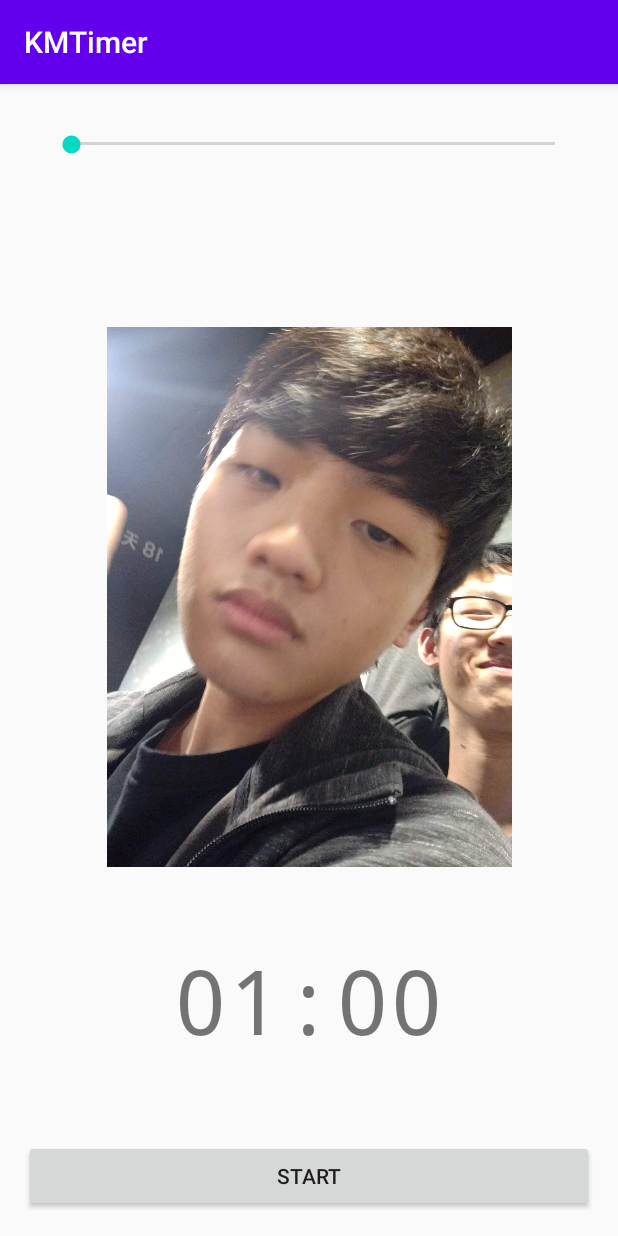
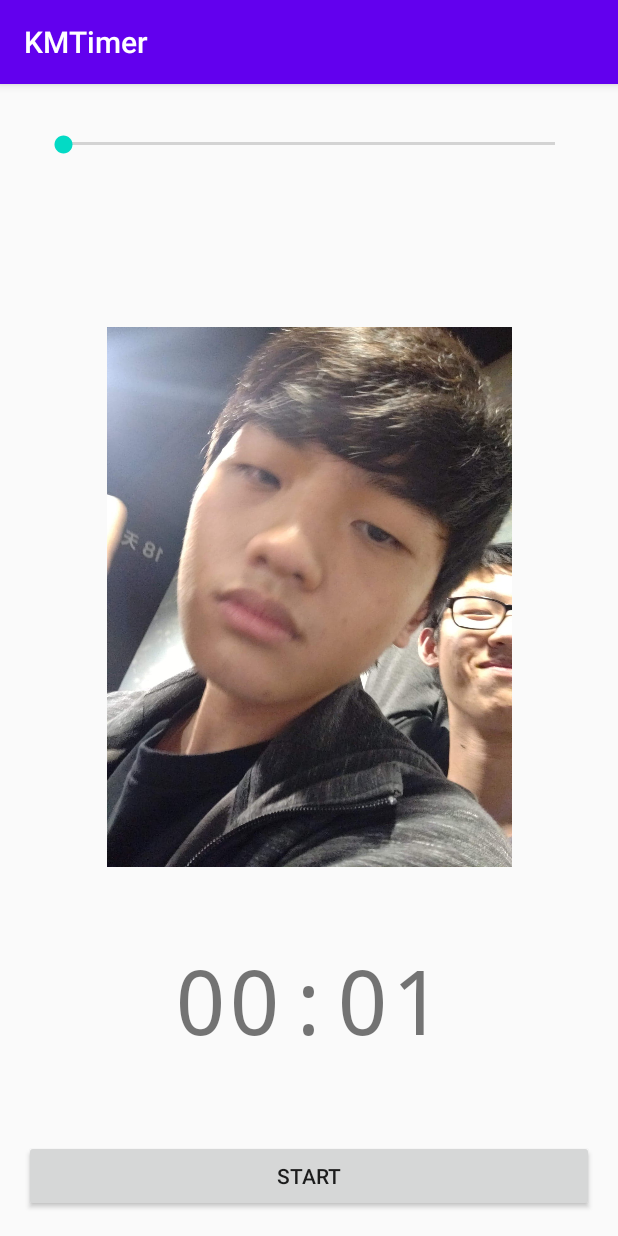
Before and after one commit to ricky9667/KMTimer, an Android app: the screen it shows after launch (MainActivity), on a phone screen of 412 x 824 dp. Run offline under Robolectric (Android 15) with nearby library versions, the phone set to English and light mode, and no system bars.

Commit message:
Add seekbar, can change value and text when changing progress

```diff
--- a/app/src/main/java/com/example/kmtimer/MainActivity.java
+++ b/app/src/main/java/com/example/kmtimer/MainActivity.java
@@ -15,34 +15,35 @@ import android.widget.Toast;
 public class MainActivity extends AppCompatActivity {
 
     TextView timerTextView;
-    int totalTime = 60;
+    SeekBar timeSeekBar;
+    ImageView imageView;
+
+    int totalTime = 1;
 
     public String convertTimeText(int time) {
         String minutes, seconds;
-
         minutes = ((totalTime / 60 < 10)?"0":"") + (totalTime / 60);
         seconds = ((totalTime % 60 < 10)?"0":"") + (totalTime % 60);
-
         return minutes + ":" + seconds;
     }
 
     public void startTimer(View view) {
 
-        final ImageView imageView = findViewById(R.id.imageView);
         imageView.setImageResource(R.drawable.title_image);
+
+        timeSeekBar.setEnabled(false);
 
         new CountDownTimer(totalTime * 1000, 1000) {
 
             public void onTick(long millisLeft) {
-
+                totalTime--;
                 timerTextView.setText(convertTimeText((int) millisLeft));
-                totalTime--;
             }
 
             public void onFinish() {
-                Toast.makeText(getApplicationContext(), "Time is out!", Toast.LENGTH_SHORT).show();
-                timerTextView.setText("00:00");
                 imageView.setImageResource(R.drawable.timer_finish_image);
+                timeSeekBar.setEnabled(true);
+
             }
         }.start();
     }
@@ -53,11 +54,11 @@ public class MainActivity extends AppCompatActivity {
         setContentView(R.layout.activity_main);
 
         timerTextView = findViewById(R.id.timerTextView);
-
-        SeekBar timeSeekBar = findViewById(R.id.timeSeekBar);
+        timeSeekBar = findViewById(R.id.timeSeekBar);
+        imageView = findViewById(R.id.imageView);
 
         timeSeekBar.setMax(3600);
-        timeSeekBar.setProgress((int) totalTime);
+        timeSeekBar.setProgress(totalTime);
         timerTextView.setText(convertTimeText(totalTime));
 
         timeSeekBar.setOnSeekBarChangeListener(new SeekBar.OnSeekBarChangeListener() {
@@ -69,7 +70,9 @@ public class MainActivity extends AppCompatActivity {
             }
 
             @Override
-            public void onStartTrackingTouch(SeekBar seekBar) { }
+            public void onStartTrackingTouch(SeekBar seekBar) {
+                imageView.setImageResource(R.drawable.title_image);
+            }
 
             @Override
             public void onStopTrackingTouch(SeekBar seekBar) { }
```
